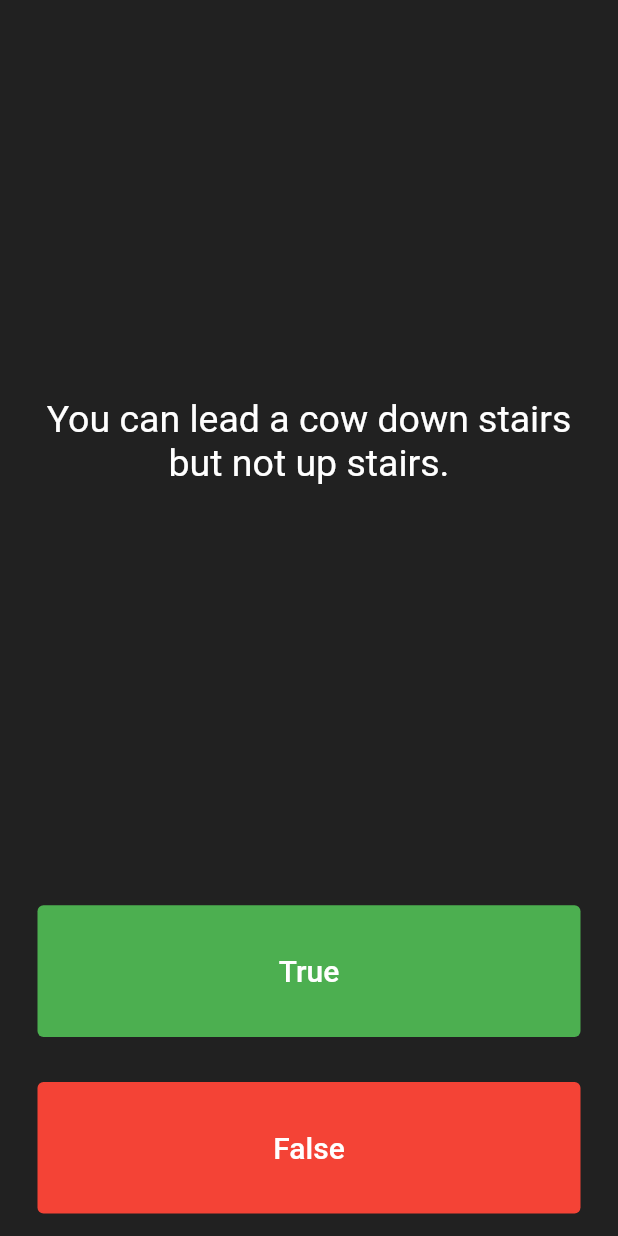
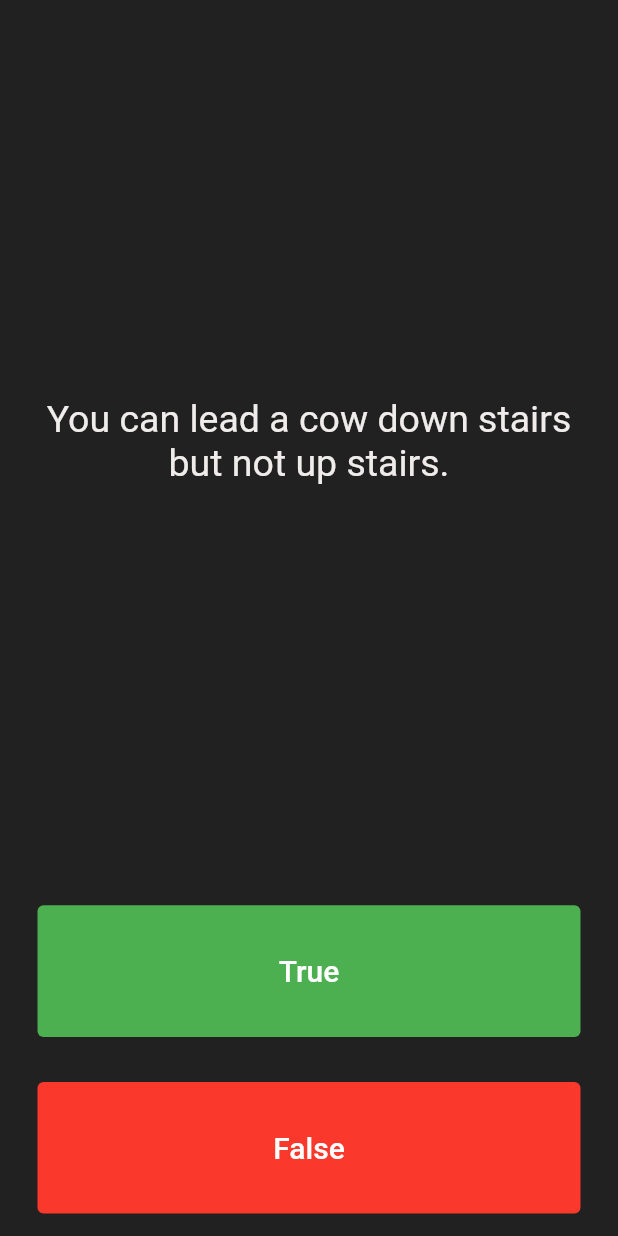
Before and after one commit to saubhagyap/Quiz_App, a Flutter app: the screen it shows after launch, on a phone screen of 412 x 824 dp. Run offline on Flutter 3.47's test engine with Material 2 defaults, Android fonts, the phone set to English and light mode, and no system bars.

Commit message:
updated work

```diff
--- a/lib/main.dart
+++ b/lib/main.dart
@@ -56,7 +56,7 @@ class _QuizPageState extends State<QuizPage> {
                 textAlign: TextAlign.center,
                 style: TextStyle(
                   fontSize: 25.0,
-                  color: Colors.white,
+                  color: Color.fromARGB(255, 240, 236, 236),
                 ),
               ),
             ),
@@ -100,7 +100,8 @@ class _QuizPageState extends State<QuizPage> {
             padding: EdgeInsets.all(15.0),
             child: TextButton(
               style: ButtonStyle(
-                  backgroundColor: MaterialStateProperty.all(Colors.red)),
+                  backgroundColor: MaterialStateProperty.all(
+                      Color.fromARGB(255, 250, 57, 44))),
               child: Text(
                 'False',
                 style: TextStyle(
```
